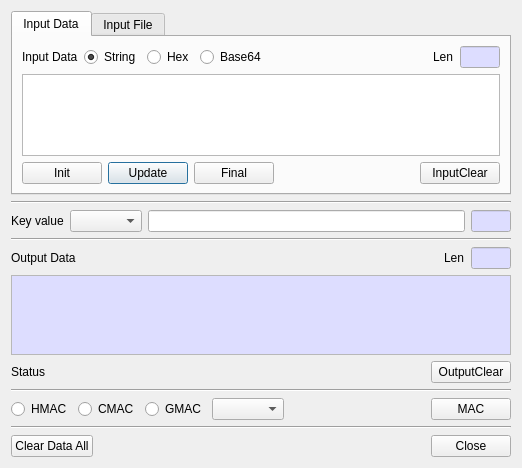
Before: the Qt Designer form BerEditor/gen_mac_dlg.ui in jykim74/BerEditor, drawn with Qt 5.
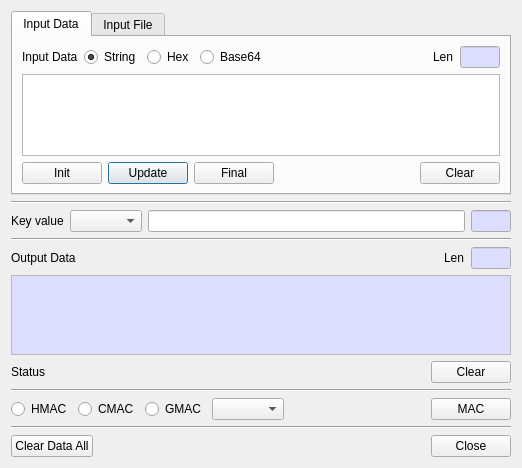
After: the same form once the commit is applied. The open tabs and pages were chosen to show the change.

```diff
--- a/BerEditor/gen_mac_dlg.ui
+++ b/BerEditor/gen_mac_dlg.ui
@@ -170,7 +170,7 @@
          <item row="0" column="4">
           <widget class="QPushButton" name="mInputClearBtn">
            <property name="text">
-            <string>InputClear</string>
+            <string>Clear</string>
            </property>
           </widget>
          </item>
@@ -815,7 +815,7 @@
      <item row="0" column="2">
       <widget class="QPushButton" name="mOutputClearBtn">
        <property name="text">
-        <string>OutputClear</string>
+        <string>Clear</string>
        </property>
       </widget>
      </item>
```
Left out of the diff: 2 changed lines with no effect on the pictures.
